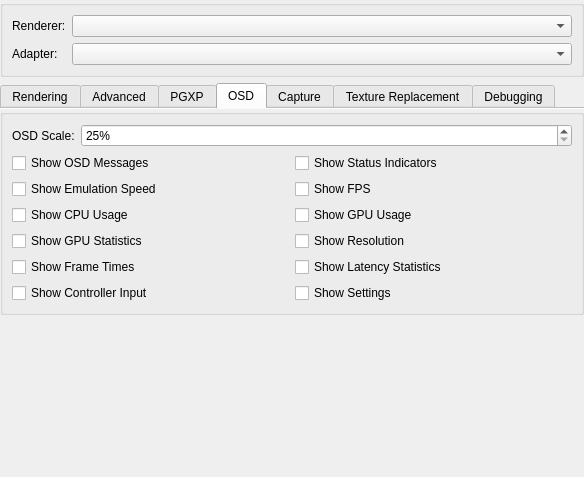
This is src/duckstation-qt/graphicssettingswidget.ui in kofxi3584karlayang/duckstation as Qt 5 draws it before an edit. The edited form follows.
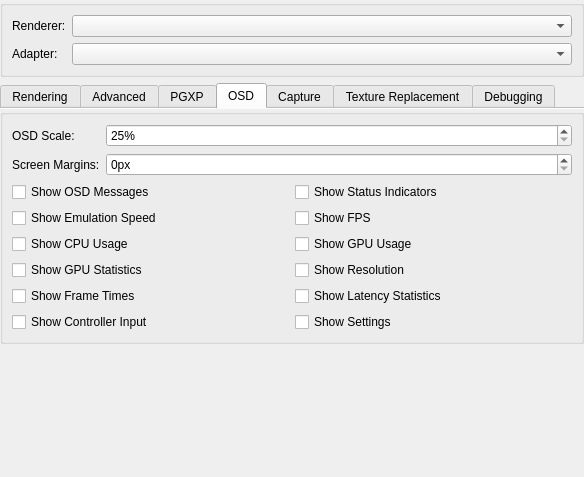
This is the edited form. The open tabs and pages were chosen to show the change. Icons and pictures are not drawn.

Commit message: ImGuiManager: Add 'Screen Margins' (i.e. safe zone)

What changed in the file:
```diff
--- a/src/duckstation-qt/graphicssettingswidget.ui
+++ b/src/duckstation-qt/graphicssettingswidget.ui
@@ -633,7 +633,7 @@
             </property>
            </widget>
           </item>
-          <item row="1" column="0" colspan="2">
+          <item row="2" column="0" colspan="2">
            <layout class="QGridLayout" name="gridLayout_3">
             <item row="1" column="1">
              <widget class="QCheckBox" name="showFPS">
@@ -721,6 +721,23 @@
             </item>
            </layout>
           </item>
+          <item row="1" column="0">
+           <widget class="QLabel" name="label_10">
+            <property name="text">
+             <string>Screen Margins:</string>
+            </property>
+           </widget>
+          </item>
+          <item row="1" column="1">
+           <widget class="QSpinBox" name="osdMargin">
+            <property name="suffix">
+             <string>px</string>
+            </property>
+            <property name="maximum">
+             <number>200</number>
+            </property>
+           </widget>
+          </item>
          </layout>
         </widget>
        </item>
```
The commit also changes 10 other files.
